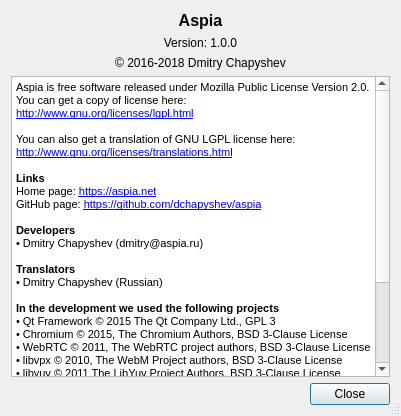
Before: the Qt Designer form source/console/about_dialog.ui in dchapyshev/aspia, drawn with Qt 5.
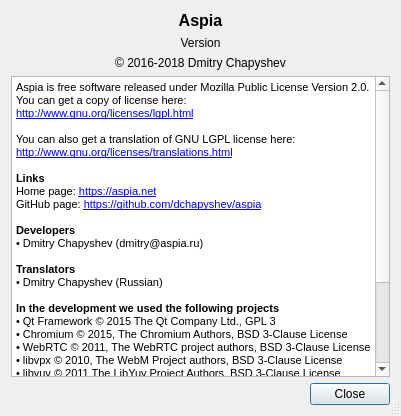
After: the same form once the commit is applied.

Commit message: - Stop using hardcoded version information. - Using QStringLiteral for non-translatable strings.

Diff of the .ui file:
```diff
--- a/source/console/about_dialog.ui
+++ b/source/console/about_dialog.ui
@@ -37,7 +37,7 @@
    <item>
     <widget class="QLabel" name="label_version">
      <property name="text">
-      <string>Version: 1.0.0</string>
+      <string notr="true">Version</string>
      </property>
      <property name="alignment">
       <set>Qt::AlignCenter</set>
```
Left out of the diff: 2 changed lines with no effect on the pictures. The commit also changes 25 other files.
